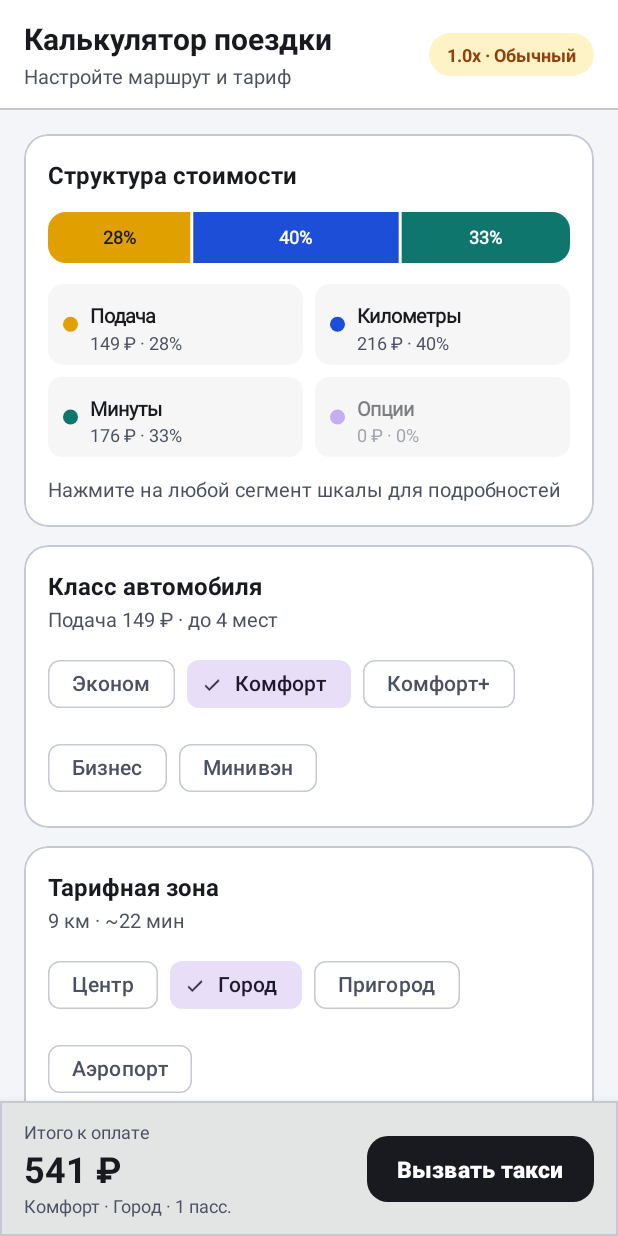
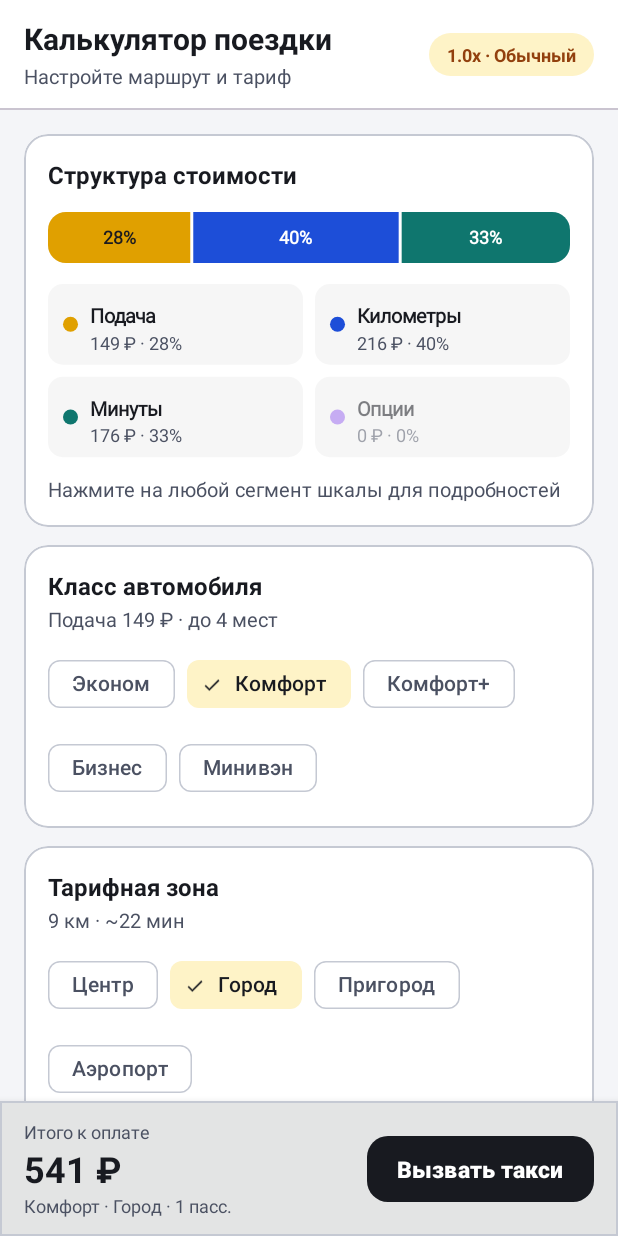
Before and after one commit to ssensager/Android_mobile_modules, an Android app: the screen it shows after launch (MainActivity), on a phone screen of 412 x 824 dp. Run offline under Robolectric (Android 15) with nearby library versions, the phone set to English and light mode, and no system bars.

Commit message:
polish(lab1): align M3 chip container color and status bar contrast

```diff
--- a/lab1/app/src/main/res/values-night/themes.xml
+++ b/lab1/app/src/main/res/values-night/themes.xml
@@ -4,10 +4,14 @@
         <item name="colorOnPrimary">@color/taxi_on_primary</item>
         <item name="colorSecondary">@color/taxi_accent</item>
         <item name="colorOnSecondary">@color/taxi_on_accent</item>
+        <item name="colorSecondaryContainer">@color/surge_bg</item>
+        <item name="colorOnSecondaryContainer">@color/surge_text</item>
         <item name="android:colorBackground">@color/taxi_bg</item>
         <item name="colorSurface">@color/taxi_surface</item>
         <item name="colorOnSurface">@color/taxi_text_primary</item>
         <item name="colorOnSurfaceVariant">@color/taxi_text_secondary</item>
         <item name="colorOutline">@color/taxi_outline</item>
+        <item name="android:statusBarColor">@color/taxi_surface</item>
+        <item name="android:windowLightStatusBar">false</item>
     </style>
 </resources>
--- a/lab1/app/src/main/res/values/themes.xml
+++ b/lab1/app/src/main/res/values/themes.xml
@@ -4,11 +4,15 @@
         <item name="colorOnPrimary">@color/taxi_on_primary</item>
         <item name="colorSecondary">@color/taxi_accent</item>
         <item name="colorOnSecondary">@color/taxi_on_accent</item>
+        <item name="colorSecondaryContainer">@color/surge_bg</item>
+        <item name="colorOnSecondaryContainer">@color/taxi_text_primary</item>
         <item name="android:colorBackground">@color/taxi_bg</item>
         <item name="colorSurface">@color/taxi_surface</item>
         <item name="colorOnSurface">@color/taxi_text_primary</item>
         <item name="colorOnSurfaceVariant">@color/taxi_text_secondary</item>
         <item name="colorOutline">@color/taxi_outline</item>
+        <item name="android:statusBarColor">@color/taxi_surface</item>
+        <item name="android:windowLightStatusBar">true</item>
     </style>
 
     <style name="Theme.Lab1" parent="Base.Theme.Lab1" />
```
